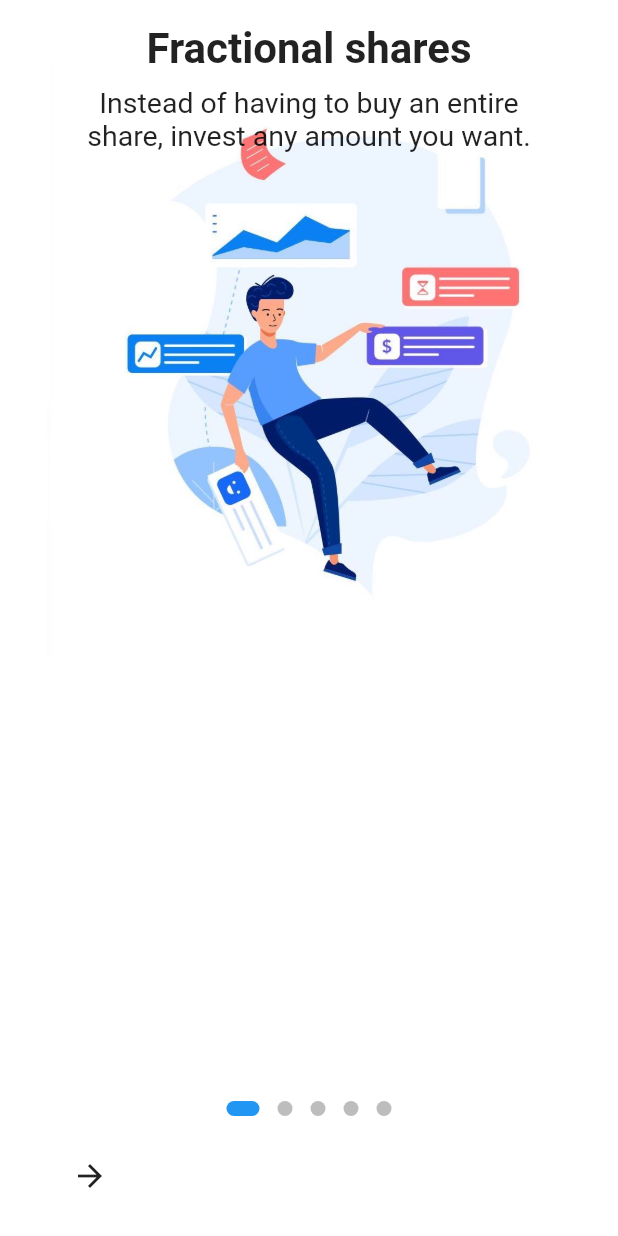
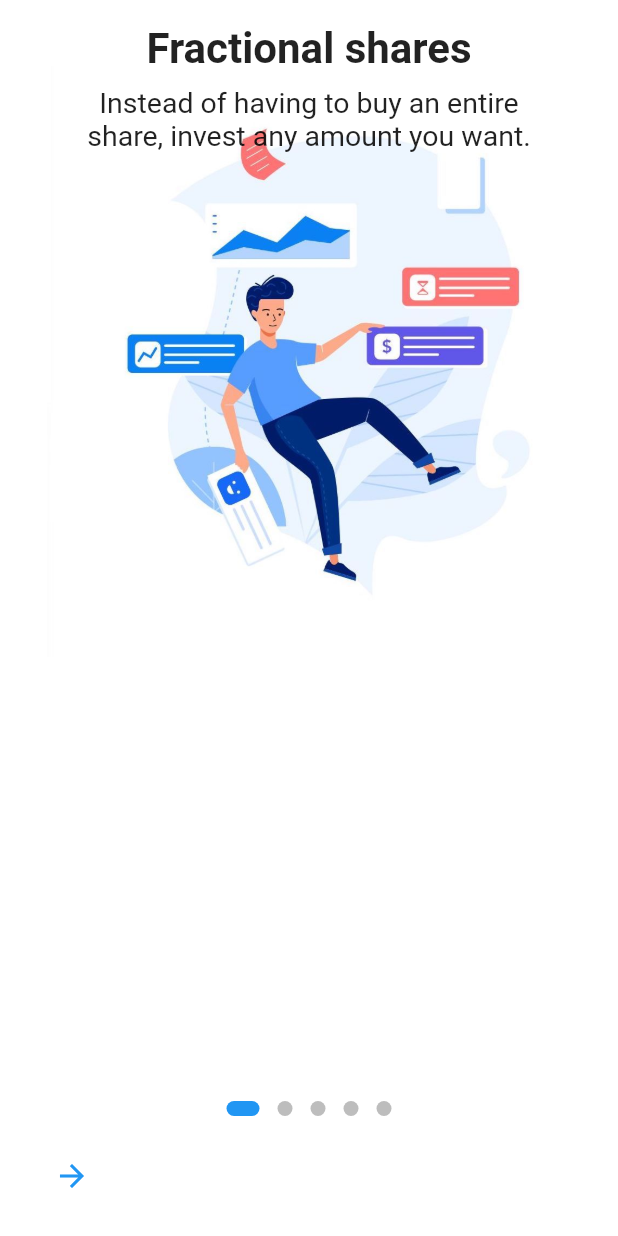
Before and after one commit to adiltirur/hypertonieIntro, a Flutter app: the screen it shows after launch, on a phone screen of 412 x 824 dp. Run offline on Flutter 3.47's test engine with Material 2 defaults, Android fonts, the phone set to English and light mode, and no system bars; drawn by our look-alikes of dots_indicator.

Commit message:
removed flat button support

```diff
--- a/example/lib/main.dart
+++ b/example/lib/main.dart
@@ -41,6 +41,9 @@ class _OnBoardingPageState extends State<OnBoardingPage> {
     );
   }
 
+  final ButtonStyle flatButtonStyle = TextButton.styleFrom(
+      backgroundColor: Colors.lightBlue,
+      shape: RoundedRectangleBorder(borderRadius: BorderRadius.circular(8.0)));
   @override
   Widget build(BuildContext context) {
     const bodyStyle = TextStyle(fontSize: 19.0);
@@ -80,17 +83,14 @@ class _OnBoardingPageState extends State<OnBoardingPage> {
           title: "Another title page",
           body: "Another beautiful body text for this example onboarding",
           image: _buildImage('img2'),
-          footer: RaisedButton(
+          footer: ElevatedButton(
+            style: flatButtonStyle,
             onPressed: () {
               introKey.currentState?.animateScroll(0);
             },
             child: const Text(
               'FooButton',
               style: TextStyle(color: Colors.white),
-            ),
-            color: Colors.lightBlue,
-            shape: RoundedRectangleBorder(
-              borderRadius: BorderRadius.circular(8.0),
             ),
           ),
           decoration: pageDecoration,
--- a/lib/src/ui/intro_button.dart
+++ b/lib/src/ui/intro_button.dart
@@ -4,15 +4,16 @@ class IntroButton extends StatelessWidget {
   final VoidCallback onPressed;
   final Widget child;
 
-  const IntroButton({Key key, this.onPressed, @required this.child})
+  IntroButton({Key key, this.onPressed, @required this.child})
       : super(key: key);
-
+  final ButtonStyle flatButtonStyle = TextButton.styleFrom(
+      shape: RoundedRectangleBorder(borderRadius: BorderRadius.circular(8.0)));
   @override
   Widget build(BuildContext context) {
-    return FlatButton(
+    return TextButton(
       onPressed: onPressed,
       child: child,
-      shape: RoundedRectangleBorder(borderRadius: BorderRadius.circular(8.0)),
+      style: flatButtonStyle,
     );
   }
 }
```
